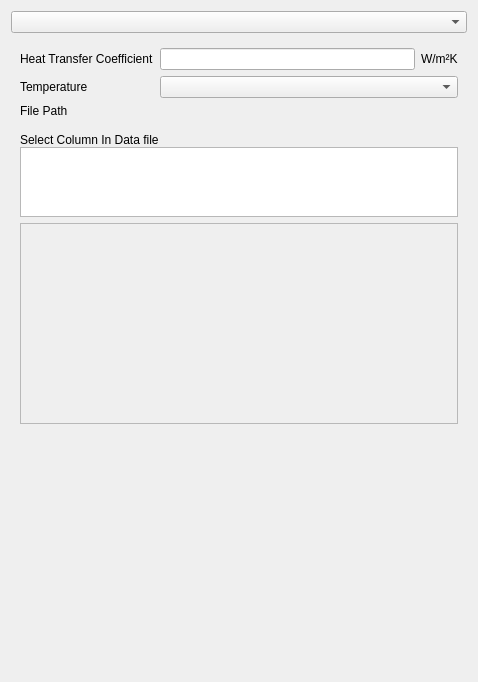
First picture: the form in SIM-VICUS/src/SVNetworkComponentHeatExchangeEditWidget.ui, repository Brockaaa/SIM-VICUS, before the edit.
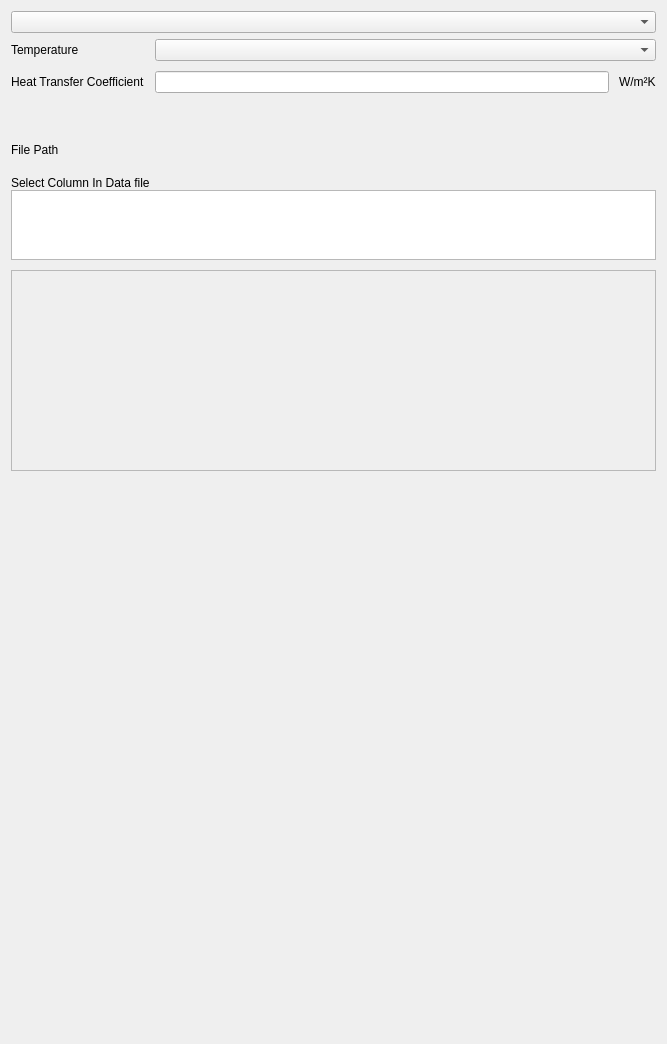
Second picture: the form after the edit. The open tabs and pages were chosen to show the change. Custom widgets are drawn as their Qt base class.

Commit message: major rework of SvNetworkHeatExchangeWidget, implement calculations in Vicus::NetworkHeatExchange

```diff
--- a/SIM-VICUS/src/SVNetworkComponentHeatExchangeEditWidget.ui
+++ b/SIM-VICUS/src/SVNetworkComponentHeatExchangeEditWidget.ui
@@ -6,8 +6,8 @@
    <rect>
     <x>0</x>
     <y>0</y>
-    <width>478</width>
-    <height>682</height>
+    <width>667</width>
+    <height>1044</height>
    </rect>
   </property>
   <property name="windowTitle">
@@ -119,16 +119,27 @@
        </sizepolicy>
       </property>
       <layout class="QVBoxLayout" name="verticalLayout_3">
+       <property name="spacing">
+        <number>10</number>
+       </property>
+       <property name="leftMargin">
+        <number>0</number>
+       </property>
+       <property name="topMargin">
+        <number>0</number>
+       </property>
+       <property name="rightMargin">
+        <number>0</number>
+       </property>
+       <property name="bottomMargin">
+        <number>0</number>
+       </property>
        <item>
         <layout class="QGridLayout" name="gridLayout_5">
-         <item row="0" column="0">
-          <widget class="QLabel" name="labelTemperatureConstantHeatTransferCoefficient_2">
-           <property name="text">
-            <string>Heat Transfer Coefficient</string>
-           </property>
-          </widget>
+         <item row="1" column="1">
+          <widget class="QtExt::ValidatingLineEdit" name="lineEditHeatTransferCoefficientSpline"/>
          </item>
-         <item row="0" column="2">
+         <item row="1" column="2">
           <widget class="QLabel" name="labelTemperatureConstantHeatTransferCoefficientUnit_2">
            <property name="text">
             <string>W/m²K</string>
@@ -136,19 +147,43 @@
           </widget>
          </item>
          <item row="1" column="0">
-          <widget class="QLabel" name="labelTemperatureSplineComboBox">
+          <widget class="QLabel" name="labelTemperatureConstantHeatTransferCoefficient_2">
+           <property name="text">
+            <string>Heat Transfer Coefficient</string>
+           </property>
+          </widget>
+         </item>
+         <item row="0" column="0">
+          <widget class="QLabel" name="labelTemperatureConstantHeatTransferCoefficient_3">
            <property name="text">
             <string>Temperature</string>
            </property>
           </widget>
          </item>
-         <item row="1" column="1" colspan="2">
+         <item row="0" column="1" colspan="2">
           <widget class="QComboBox" name="comboBoxTemperatureSpline"/>
          </item>
-         <item row="0" column="1">
-          <widget class="QtExt::ValidatingLineEdit" name="lineEditHeatTransferCoefficientSpline"/>
-         </item>
-         <item row="2" column="0">
+        </layout>
+       </item>
+       <item>
+        <spacer name="verticalSpacer_5">
+         <property name="orientation">
+          <enum>Qt::Vertical</enum>
+         </property>
+         <property name="sizeType">
+          <enum>QSizePolicy::Fixed</enum>
+         </property>
+         <property name="sizeHint" stdset="0">
+          <size>
+           <width>20</width>
+           <height>40</height>
+          </size>
+         </property>
+        </spacer>
+       </item>
+       <item>
+        <layout class="QHBoxLayout" name="horizontalLayout">
+         <item>
           <widget class="QLabel" name="labelTemperatureSplineHeatFilePath">
            <property name="sizePolicy">
             <sizepolicy hsizetype="Preferred" vsizetype="Preferred">
@@ -173,7 +208,7 @@
            </property>
           </widget>
          </item>
-         <item row="2" column="1" colspan="2">
+         <item>
           <widget class="QtExt::BrowseFilenameWidget" name="widgetTemperatureSplineFilePathDataFile" native="true">
            <property name="sizePolicy">
             <sizepolicy hsizetype="Preferred" vsizetype="Preferred">
```
Left out of the diff: 82 changed lines with no effect on the pictures. The commit also changes 16 other files.
